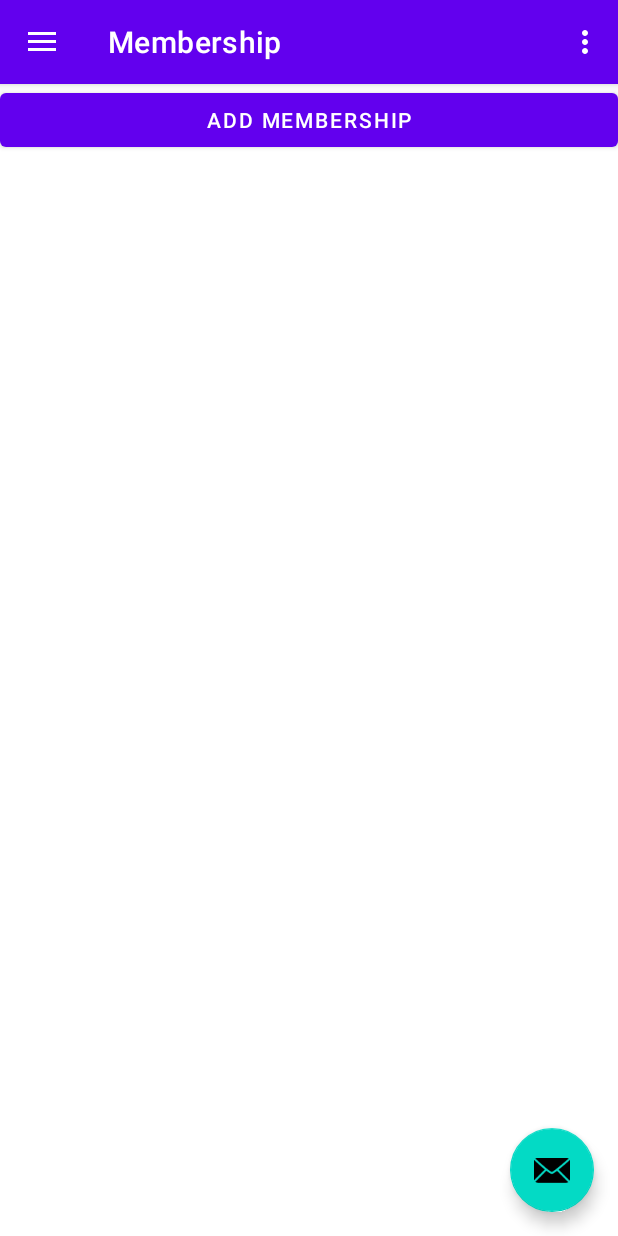
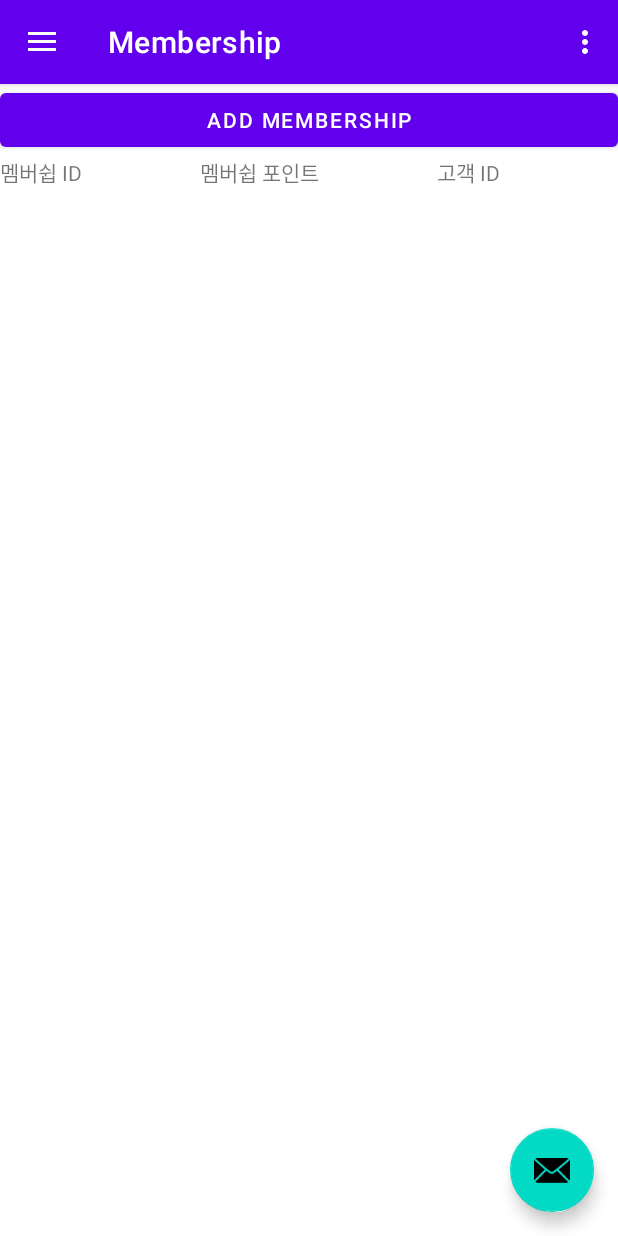
Before and after one commit to ghchoi0427/Cafe, an Android app: the screen it shows after launch (StaffActivity), on a phone screen of 412 x 824 dp. Run offline under Robolectric (Android 15) with nearby library versions, the phone set to English and light mode, and no system bars; our stand-ins replace Firebase (no records; nobody signed in at launch, a user with empty details on screens opened directly), navigation-ui; 2 statements that could not run were skipped.

Commit message:
chore: 뷰 수정

```diff
--- a/app/src/main/res/layout/activity_staff.xml
+++ b/app/src/main/res/layout/activity_staff.xml
@@ -1,6 +1,5 @@
 <?xml version="1.0" encoding="utf-8"?>
-<androidx.drawerlayout.widget.DrawerLayout
-    xmlns:android="http://schemas.android.com/apk/res/android"
+<androidx.drawerlayout.widget.DrawerLayout xmlns:android="http://schemas.android.com/apk/res/android"
     xmlns:app="http://schemas.android.com/apk/res-auto"
     xmlns:tools="http://schemas.android.com/tools"
     android:id="@+id/drawer_layout"
--- a/app/src/main/res/layout/fragment_membership.xml
+++ b/app/src/main/res/layout/fragment_membership.xml
@@ -13,6 +13,33 @@
         android:layout_height="wrap_content"
         android:text="Add membership" />
 
+    <LinearLayout
+        android:layout_width="match_parent"
+        android:layout_height="wrap_content"
+        android:orientation="horizontal">
+
+        <TextView
+            android:id="@+id/textView2"
+            android:layout_width="wrap_content"
+            android:layout_height="wrap_content"
+            android:layout_weight="1"
+            android:text="멤버쉽 ID" />
+
+        <TextView
+            android:id="@+id/textView3"
+            android:layout_width="wrap_content"
+            android:layout_height="wrap_content"
+            android:layout_weight="1"
+            android:text="멤버쉽 포인트" />
+
+        <TextView
+            android:id="@+id/textView4"
+            android:layout_width="wrap_content"
+            android:layout_height="wrap_content"
+            android:layout_weight="1"
+            android:text="고객 ID" />
+    </LinearLayout>
+
     <androidx.recyclerview.widget.RecyclerView
         android:id="@+id/recycler_membership"
         android:layout_width="match_parent"
```
Also changed, not shown: app/src/main/res/layout/activity_login.xml (+19 -2 lines), app/src/main/res/layout/fragment_merchandise.xml (+28 -1 lines), app/src/main/res/layout/item_merchandise.xml (+9 -3 lines).
